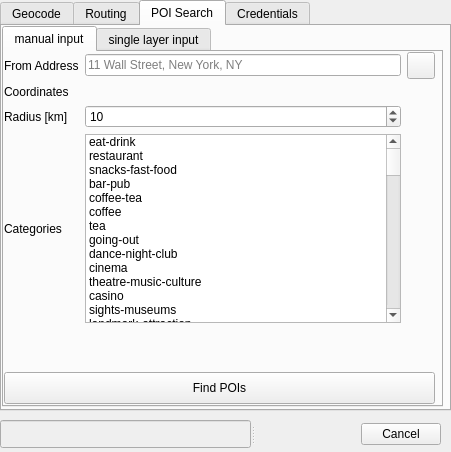
First picture: the form in hereqgis_dialog_base.ui, repository riccardoklinger/Hqgis, before the edit.
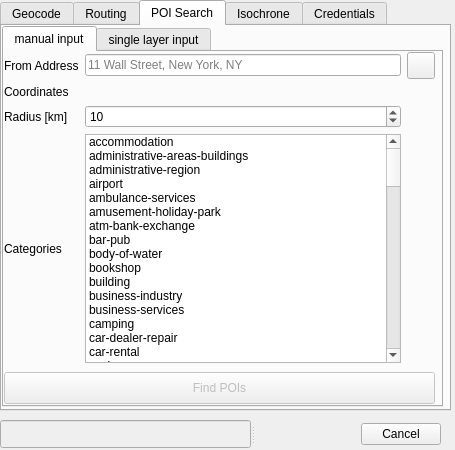
Second picture: the form after the edit. The open tabs and pages were chosen to show the change. Custom widgets are drawn as their Qt base class.

Patch:
```diff
--- a/hereqgis_dialog_base.ui
+++ b/hereqgis_dialog_base.ui
@@ -6,8 +6,8 @@
    <rect>
     <x>0</x>
     <y>0</y>
-    <width>451</width>
-    <height>452</height>
+    <width>455</width>
+    <height>450</height>
    </rect>
   </property>
   <property name="windowTitle">
@@ -552,7 +552,7 @@
          <x>0</x>
          <y>0</y>
          <width>431</width>
-         <height>271</height>
+         <height>311</height>
         </rect>
        </property>
        <layout class="QGridLayout" name="gridLayout_3">
@@ -627,17 +627,37 @@
           </property>
           <item>
            <property name="text">
-            <string>eat-drink</string>
+            <string>accommodation</string>
            </property>
           </item>
           <item>
            <property name="text">
-            <string>restaurant</string>
+            <string>administrative-areas-buildings</string>
            </property>
           </item>
           <item>
            <property name="text">
-            <string>snacks-fast-food</string>
+            <string>administrative-region</string>
+           </property>
+          </item>
+          <item>
+           <property name="text">
+            <string>airport</string>
+           </property>
+          </item>
+          <item>
+           <property name="text">
+            <string>ambulance-services</string>
+           </property>
+          </item>
+          <item>
+           <property name="text">
+            <string>amusement-holiday-park</string>
+           </property>
+          </item>
+          <item>
+           <property name="text">
+            <string>atm-bank-exchange</string>
            </property>
           </item>
           <item>
@@ -647,7 +667,62 @@
           </item>
           <item>
            <property name="text">
-            <string>coffee-tea</string>
+            <string>body-of-water</string>
+           </property>
+          </item>
+          <item>
+           <property name="text">
+            <string>bookshop</string>
+           </property>
+          </item>
+          <item>
+           <property name="text">
+            <string>building</string>
+           </property>
+          </item>
+          <item>
+           <property name="text">
+            <string>business-industry</string>
+           </property>
+          </item>
+          <item>
+           <property name="text">
+            <string>business-services</string>
+           </property>
+          </item>
+          <item>
+           <property name="text">
+            <string>camping</string>
+           </property>
+          </item>
+          <item>
+           <property name="text">
+            <string>car-dealer-repair</string>
+           </property>
+          </item>
+          <item>
+           <property name="text">
+            <string>car-rental</string>
+           </property>
+          </item>
+          <item>
+           <property name="text">
+            <string>casino</string>
+           </property>
+          </item>
+          <item>
+           <property name="text">
+            <string>cinema</string>
+           </property>
+          </item>
+          <item>
+           <property name="text">
+            <string>city-town-village</string>
+           </property>
+          </item>
+          <item>
+           <property name="text">
+            <string>clothing-accessories-shop</string>
            </property>
           </item>
           <item>
@@ -657,12 +732,12 @@
           </item>
           <item>
            <property name="text">
-            <string>tea</string>
+            <string>coffee-tea</string>
            </property>
           </item>
           <item>
            <property name="text">
-            <string>going-out</string>
+            <string>communication-media</string>
            </property>
           </item>
           <item>
@@ -672,52 +747,42 @@
           </item>
           <item>
            <property name="text">
-            <string>cinema</string>
+            <string>department-store</string>
            </property>
           </item>
           <item>
            <property name="text">
-            <string>theatre-music-culture</string>
+            <string>eat-drink</string>
            </property>
           </item>
           <item>
            <property name="text">
-            <string>casino</string>
+            <string>education-facility</string>
            </property>
           </item>
           <item>
            <property name="text">
-            <string>sights-museums</string>
+            <string>electronics-shop</string>
            </property>
           </item>
           <item>
            <property name="text">
-            <string>landmark-attraction</string>
+            <string>ev-charging-station</string>
            </property>
           </item>
           <item>
            <property name="text">
-            <string>museum</string>
+            <string>facilities</string>
            </property>
           </item>
           <item>
            <property name="text">
-            <string>transport</string>
+            <string>facility</string>
            </property>
           </item>
           <item>
            <property name="text">
-            <string>airport</string>
-           </property>
-          </item>
-          <item>
-           <property name="text">
-            <string>railway-station</string>
-           </property>
-          </item>
-          <item>
-           <property name="text">
-            <string>public-transport</string>
+            <string>fair-convention-facility</string>
            </property>
           </item>
           <item>
@@ -727,22 +792,42 @@
           </item>
           <item>
            <property name="text">
-            <string>taxi-stand</string>
+            <string>fire-department</string>
            </property>
           </item>
           <item>
            <property name="text">
-            <string>accommodation</string>
+            <string>food-drink</string>
            </property>
           </item>
           <item>
            <property name="text">
-            <string>hotel</string>
+            <string>forest-heath-vegetation</string>
            </property>
           </item>
           <item>
            <property name="text">
-            <string>motel</string>
+            <string>going-out</string>
+           </property>
+          </item>
+          <item>
+           <property name="text">
+            <string>government-community-facility</string>
+           </property>
+          </item>
+          <item>
+           <property name="text">
+            <string>hardware-house-garden-shop</string>
+           </property>
+          </item>
+          <item>
+           <property name="text">
+            <string>hospital-health-care-facility</string>
+           </property>
+          </item>
+          <item>
+           <property name="text">
+            <string>hospital-health-care-facility</string>
            </property>
           </item>
           <item>
@@ -752,12 +837,12 @@
           </item>
           <item>
            <property name="text">
-            <string>camping</string>
+            <string>hotel</string>
            </property>
           </item>
           <item>
            <property name="text">
-            <string>shopping</string>
+            <string>intersection</string>
            </property>
           </item>
           <item>
@@ -767,7 +852,17 @@
           </item>
           <item>
            <property name="text">
-            <string>wine-and-liquor</string>
+            <string>landmark-attraction</string>
+           </property>
+          </item>
+          <item>
+           <property name="text">
+            <string>leisure-outdoor</string>
+           </property>
+          </item>
+          <item>
+           <property name="text">
+            <string>library</string>
            </property>
           </item>
           <item>
@@ -777,17 +872,37 @@
           </item>
           <item>
            <property name="text">
-            <string>department-store</string>
+            <string>motel</string>
            </property>
           </item>
           <item>
            <property name="text">
-            <string>food-drink</string>
+            <string>mountain-hill</string>
            </property>
           </item>
           <item>
            <property name="text">
-            <string>bookshop</string>
+            <string>museum</string>
+           </property>
+          </item>
+          <item>
+           <property name="text">
+            <string>natural-geographical</string>
+           </property>
+          </item>
+          <item>
+           <property name="text">
+            <string>outdoor-area-complex</string>
+           </property>
+          </item>
+          <item>
+           <property name="text">
+            <string>parking-facility</string>
+           </property>
+          </item>
+          <item>
+           <property name="text">
+            <string>petrol-station</string>
            </property>
           </item>
           <item>
@@ -795,61 +910,21 @@
             <string>pharmacy</string>
            </property>
           </item>
-          <item>
-           <property name="text">
-            <string>electronics-shop</string>
-           </property>
-          </item>
-          <item>
-           <property name="text">
-            <string>hardware-house-garden-shop</string>
-           </property>
-          </item>
-          <item>
-           <property name="text">
-            <string>clothing-accessories-shop</string>
-           </property>
-          </item>
-          <item>
-           <property name="text">
-            <string>sport-outdoor-shop</string>
-           </property>
-          </item>
-          <item>
-           <property name="text">
-            <string>shop</string>
-           </property>
-          </item>
-          <item>
-           <property name="text">
-            <string>business-services</string>
-           </property>
-          </item>
-          <item>
-           <property name="text">
-            <string>atm-bank-exchange</string>
-           </property>
-          </item>
           <item>
            <property name="text">
             <string>police-emergency</string>
            </property>
           </item>
-          <item>
-           <property name="text">
-            <string>ambulance-services</string>
-           </property>
-          </item>
-          <item>
-           <property name="text">
-            <string>fire-department</string>
-           </property>
-          </item>
           <item>
            <property name="text">
             <string>police-station</string>
            </property>
           </item>
+          <item>
+           <property name="text">
+            <string>postal-area</string>
+           </property>
+          </item>
           <item>
            <property name="text">
             <string>post-office</string>
@@ -857,42 +932,27 @@
           </item>
           <item>
            <property name="text">
-            <string>tourist-information</string>
+            <string>public-transport</string>
            </property>
           </item>
           <item>
            <property name="text">
-            <string>petrol-station</string>
+            <string>railway-station</string>
            </property>
           </item>
           <item>
            <property name="text">
-            <string>ev-charging-station</string>
+            <string>recreation</string>
            </property>
           </item>
           <item>
            <property name="text">
-            <string>car-rental</string>
+            <string>religious-place</string>
            </property>
           </item>
           <item>
            <property name="text">
-            <string>car-dealer-repair</string>
-           </property>
-          </item>
-          <item>
-           <property name="text">
-            <string>travel-agency</string>
-           </property>
-          </item>
-          <item>
-           <property name="text">
-            <string>communication-media</string>
-           </property>
-          </item>
-          <item>
-           <property name="text">
-            <string>business-industry</string>
+            <string>restaurant</string>
            </property>
           </item>
           <item>
@@ -902,47 +962,27 @@
           </item>
           <item>
            <property name="text">
-            <string>facilities</string>
+            <string>shop</string>
            </property>
           </item>
           <item>
            <property name="text">
-            <string>hospital-health-care-facility</string>
+            <string>shopping</string>
            </property>
           </item>
           <item>
            <property name="text">
-            <string>hospital-health-care-facility</string>
+            <string>sights-museums</string>
            </property>
           </item>
           <item>
            <property name="text">
-            <string>government-community-facility</string>
+            <string>snacks-fast-food</string>
            </property>
           </item>
           <item>
            <property name="text">
-            <string>education-facility</string>
-           </property>
-          </item>
-          <item>
-           <property name="text">
-            <string>library</string>
-           </property>
-          </item>
-          <item>
-           <property name="text">
-            <string>fair-convention-facility</string>
-           </property>
-          </item>
-          <item>
-           <property name="text">
-            <string>parking-facility</string>
-           </property>
-          </item>
-          <item>
-           <property name="text">
-            <string>toilet-rest-area</string>
+            <string>sport-outdoor-shop</string>
            </property>
           </item>
           <item>
@@ -950,61 +990,6 @@
             <string>sports-facility-venue</string>
            </property>
           </item>
-          <item>
-           <property name="text">
-            <string>facility</string>
-           </property>
-          </item>
-          <item>
-           <property name="text">
-            <string>religious-place</string>
-           </property>
-          </item>
-          <item>
-           <property name="text">
-            <string>leisure-outdoor</string>
-           </property>
-          </item>
-          <item>
-           <property name="text">
-            <string>recreation</string>
-           </property>
-          </item>
-          <item>
-           <property name="text">
-            <string>amusement-holiday-park</string>
-           </property>
-          </item>
-          <item>
-           <property name="text">
-            <string>zoo</string>
-           </property>
-          </item>
-          <item>
-           <property name="text">
-            <string>administrative-areas-buildings</string>
-           </property>
-          </item>
-          <item>
-           <property name="text">
-            <string>administrative-region</string>
-           </property>
-          </item>
-          <item>
-           <property name="text">
-            <string>city-town-village</string>
-           </property>
-          </item>
-          <item>
-           <property name="text">
-            <string>outdoor-area-complex</string>
-           </property>
-          </item>
-          <item>
-           <property name="text">
-            <string>building</string>
-           </property>
-          </item>
           <item>
            <property name="text">
             <string>street-square</string>
@@ -1012,27 +997,37 @@
           </item>
           <item>
            <property name="text">
-            <string>intersection</string>
+            <string>taxi-stand</string>
            </property>
           </item>
           <item>
            <property name="text">
-            <string>postal-area</string>
+            <string>tea</string>
            </property>
           </item>
           <item>
            <property name="text">
-            <string>natural-geographical</string>
+            <string>theatre-music-culture</string>
            </property>
           </item>
           <item>
            <property name="text">
-            <string>body-of-water</string>
+            <string>toilet-rest-area</string>
            </property>
           </item>
           <item>
            <property name="text">
-            <string>mountain-hill</string>
+            <string>tourist-information</string>
+           </property>
+          </item>
+          <item>
+           <property name="text">
+            <string>transport</string>
+           </property>
+          </item>
+          <item>
+           <property name="text">
+            <string>travel-agency</string>
            </property>
           </item>
           <item>
@@ -1042,7 +1037,12 @@
           </item>
           <item>
            <property name="text">
-            <string>forest-heath-vegetation</string>
+            <string>wine-and-liquor</string>
+           </property>
+          </item>
+          <item>
+           <property name="text">
+            <string>zoo</string>
            </property>
           </item>
          </widget>
@@ -1057,6 +1057,9 @@
        </layout>
       </widget>
       <widget class="QPushButton" name="findPOISButton">
+       <property name="enabled">
+        <bool>false</bool>
+       </property>
        <property name="geometry">
         <rect>
          <x>0</x>
@@ -1087,6 +1090,335 @@
         <string>Find POIs around Points</string>
        </property>
       </widget>
+      <widget class="QLabel" name="label_24">
+       <property name="geometry">
+        <rect>
+         <x>60</x>
+         <y>110</y>
+         <width>281</width>
+         <height>51</height>
+        </rect>
+       </property>
+       <property name="font">
+        <font>
+         <pointsize>14</pointsize>
+        </font>
+       </property>
+       <property name="text">
+        <string>not implemented yet</string>
+       </property>
+      </widget>
+     </widget>
+    </widget>
+   </widget>
+   <widget class="QWidget" name="tab_13">
+    <attribute name="title">
+     <string>Isochrone</string>
+    </attribute>
+    <widget class="QTabWidget" name="tabWidget_5">
+     <property name="geometry">
+      <rect>
+       <x>0</x>
+       <y>0</y>
+       <width>441</width>
+       <height>381</height>
+      </rect>
+     </property>
+     <property name="currentIndex">
+      <number>0</number>
+     </property>
+     <widget class="QWidget" name="tab_14">
+      <attribute name="title">
+       <string>Single Address</string>
+      </attribute>
+      <widget class="QWidget" name="gridLayoutWidget_6">
+       <property name="geometry">
+        <rect>
+         <x>0</x>
+         <y>0</y>
+         <width>431</width>
+         <height>283</height>
+        </rect>
+       </property>
+       <layout class="QGridLayout" name="gridLayout_6">
+        <item row="0" column="2">
+         <widget class="QToolButton" name="captureButton_3">
+          <property name="text">
+           <string/>
+          </property>
+          <property name="iconSize">
+           <size>
+            <width>20</width>
+            <height>20</height>
+           </size>
+          </property>
+          <property name="checkable">
+           <bool>true</bool>
+          </property>
+          <property name="checked">
+           <bool>false</bool>
+          </property>
+         </widget>
+        </item>
+        <item row="6" column="0">
+         <widget class="QLabel" name="label_31">
+          <property name="text">
+           <string>Type</string>
+          </property>
+         </widget>
+        </item>
+        <item row="3" column="0">
+         <widget class="QLabel" name="label_33">
+          <property name="text">
+           <string>Metric</string>
+          </property>
+         </widget>
+        </item>
+        <item row="1" column="0">
+         <widget class="QLabel" name="label_34">
+          <property name="text">
+           <string>Coordinates</string>
+          </property>
+         </widget>
+        </item>
+        <item row="1" column="1">
+         <widget class="QLabel" name="IsoLabel">
+          <property name="enabled">
+           <bool>true</bool>
+          </property>
+          <property name="text">
+           <string/>
+          </property>
+         </widget>
+        </item>
+        <item row="4" column="1">
+         <widget class="QLineEdit" name="travelTimes">
+          <property name="toolTip">
+           <string>comma separated travel times in seconds</string>
+          </property>
+          <property name="statusTip">
+           <string>comma separated travel times in seconds</string>
+          </property>
+          <property name="whatsThis">
+           <string>comma separated travel times in seconds</string>
+          </property>
+          <property name="text">
+           <string/>
+          </property>
+          <property name="placeholderText">
+           <string>60,120,180</string>
+          </property>
+         </widget>
+        </item>
+        <item row="8" column="0">
+         <widget class="QLabel" name="label_28">
+          <property name="text">
+           <string>Traffic</string>
+          </property>
+         </widget>
+        </item>
+        <item row="7" column="0">
+         <widget class="QLabel" name="label_29">
+          <property name="text">
+           <string>Travel Mode</string>
+          </property>
+         </widget>
+        </item>
+        <item row="5" column="1">
+         <widget class="QLineEdit" name="travelDistances">
+          <property name="enabled">
+           <bool>false</bool>
+          </property>
+          <property name="toolTip">
+           <string>comma separated travel distances in meter</string>
+          </property>
+          <property name="statusTip">
+           <string>comma separated travel distances in meter</string>
+          </property>
+          <property name="whatsThis">
+           <string>comma separated travel distances in meter</string>
+          </property>
+          <property name="inputMask">
+           <string/>
+          </property>
+          <property name="text">
+           <string/>
+          </property>
+          <property name="placeholderText">
+           <string>1000,2000,4000</string>
+          </property>
+         </widget>
+        </item>
+        <item row="9" column="0">
+         <widget class="QLabel" name="label_30">
+          <property name="text">
+           <string>Time</string>
+          </property>
+         </widget>
+        </item>
+        <item row="4" column="0">
+         <widget class="QLabel" name="label_25">
+          <property name="text">
+           <string>Travel Times [s]</string>
+          </property>
+         </widget>
+        </item>
+        <item row="7" column="1">
+         <widget class="QComboBox" name="TransportMode_2">
+          <item>
+           <property name="text">
+            <string>pedestrian</string>
+           </property>
+          </item>
+          <item>
+           <property name="text">
+            <string>bicycle</string>
+           </property>
+          </item>
+          <item>
+           <property name="text">
+            <string>public transport </string>
+           </property>
+          </item>
+          <item>
+           <property name="text">
+            <string>car</string>
+           </property>
+          </item>
+          <item>
+           <property name="text">
+            <string>high-occupancy vehicle</string>
+           </property>
+          </item>
+          <item>
+           <property name="text">
+            <string>truck</string>
+           </property>
+          </item>
+         </widget>
+        </item>
+        <item row="6" column="1">
+         <widget class="QComboBox" name="Type_2">
+          <item>
+           <property name="text">
+            <string>fastest</string>
+           </property>
+          </item>
+          <item>
+           <property name="text">
+            <string>shortest</string>
+           </property>
+          </item>
+          <item>
+           <property name="text">
+            <string>balanced</string>
+           </property>
+          </item>
+         </widget>
+        </item>
+        <item row="9" column="1">
+         <widget class="QDateTimeEdit" name="dateTimeEdit_2">
+          <property name="enabled">
+           <bool>false</bool>
+          </property>
+         </widget>
+        </item>
+        <item row="8" column="1">
+         <widget class="QComboBox" name="trafficMode_2">
+          <item>
+           <property name="text">
+            <string>disabled</string>
+           </property>
+          </item>
+          <item>
+           <property name="text">
+            <string>enabled</string>
+           </property>
+          </item>
+         </widget>
+        </item>
+        <item row="5" column="0">
+         <widget class="QLabel" name="label_32">
+          <property name="toolTip">
+           <string>comma separated travel distances in meter</string>
+          </property>
+          <property name="text">
+           <string>Travel distances [m]</string>
+          </property>
+         </widget>
+        </item>
+        <item row="3" column="1">
+         <widget class="QComboBox" name="metric">
+          <item>
+           <property name="text">
+            <string>Time</string>
+           </property>
+          </item>
+          <item>
+           <property name="text">
+            <string>Distance</string>
+           </property>
+          </item>
+         </widget>
+        </item>
+        <item row="0" column="1">
+         <widget class="QLineEdit" name="IsoAddress">
+          <property name="placeholderText">
+           <string>11 Wall Street, New York, NY</string>
+          </property>
+         </widget>
+        </item>
+        <item row="0" column="0">
+         <widget class="QLabel" name="label_26">
+          <property name="text">
+           <string>From Address</string>
+          </property>
+         </widget>
+        </item>
+        <item row="2" column="0">
+         <widget class="QLabel" name="label_35">
+          <property name="text">
+           <string>Origin/Destination</string>
+          </property>
+         </widget>
+        </item>
+        <item row="2" column="1">
+         <widget class="QComboBox" name="OriginDestination">
+          <item>
+           <property name="text">
+            <string>Start</string>
+           </property>
+          </item>
+          <item>
+           <property name="text">
+            <string>Destination</string>
+           </property>
+          </item>
+         </widget>
+        </item>
+       </layout>
+      </widget>
+      <widget class="QPushButton" name="calcIsoButton">
+       <property name="enabled">
+        <bool>false</bool>
+       </property>
+       <property name="geometry">
+        <rect>
+         <x>0</x>
+         <y>320</y>
+         <width>431</width>
+         <height>32</height>
+        </rect>
+       </property>
+       <property name="text">
+        <string>Calculate Isochrones</string>
+       </property>
+      </widget>
+     </widget>
+     <widget class="QWidget" name="tab_15">
+      <attribute name="title">
+       <string>Multiple Addresses</string>
+      </attribute>
      </widget>
     </widget>
    </widget>
```
Left out of the diff: 46 changed lines with no effect on the pictures.
